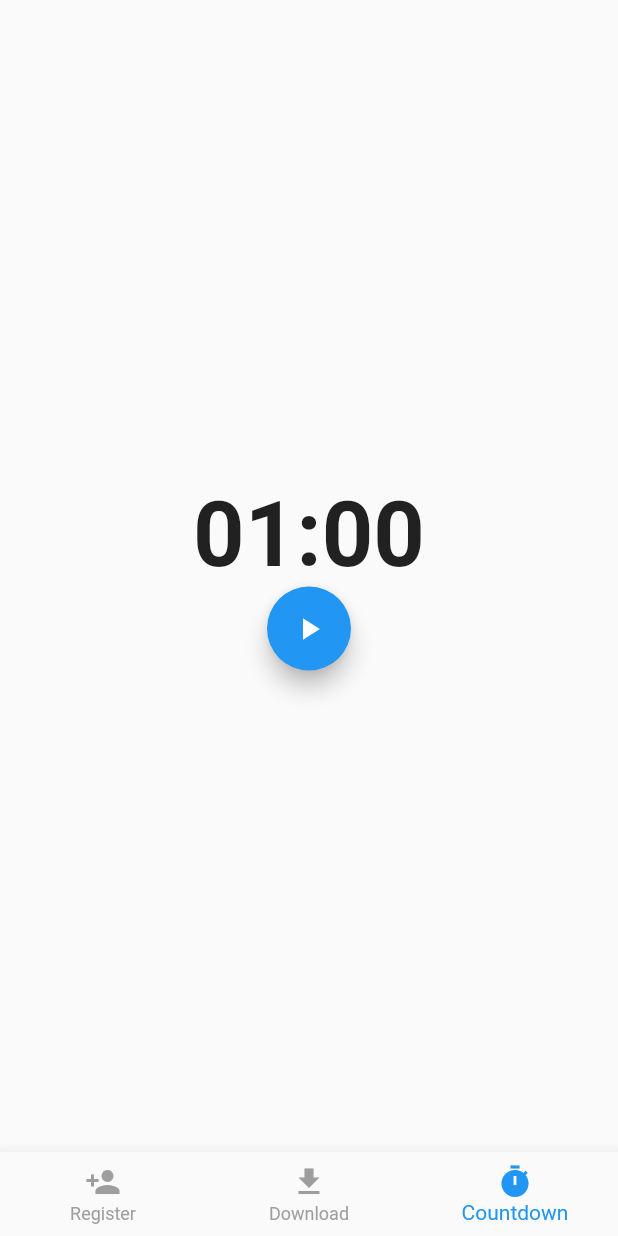
After one commit to CPMoviePHil/register_bloc, a Flutter app: the screen it shows after launch, item 3 of the bottom bar chosen, on a phone screen of 412 x 824 dp. The commit adds this screen. Run offline on Flutter 3.47's test engine with Material 2 defaults, Android fonts, the phone set to English and light mode, and no system bars; our stand-ins replace bloc, equatable, flutter_bloc.

Commit message:
timerbloc + countdown ui

```diff
--- a/lib/blocs/timer/timer_bloc.dart
+++ b/lib/blocs/timer/timer_bloc.dart
@@ -3,7 +3,7 @@ import 'dart:async';
 import 'package:bloc/bloc.dart';
 import 'package:equatable/equatable.dart';
 
-import 'file:///D:/Project/register/lib/utils/timer.dart';
+import 'package:register/utils/ticker.dart';
 
 part 'timer_event.dart';
 part 'timer_state.dart';
@@ -15,7 +15,13 @@ class TimerBloc extends Bloc<TimerEvent, TimerState> {
   TimerStream _ticker;
 
   TimerBloc({TimerStream ticker})
-      : assert(ticker != null), _ticker = ticker, super(TimerInitial(duration: _duration));
+      : assert(ticker != null),
+        _ticker = ticker,
+        super(
+        TimerInitial(
+          duration: _duration,
+        ),
+      );
 
   @override
   Stream<TimerState> mapEventToState(
@@ -44,7 +50,7 @@ class TimerBloc extends Bloc<TimerEvent, TimerState> {
     return super.close();
   }
 
-  Stream _mapEventToTimerInitial(TimerStarted event) async* {
+  Stream<TimerState> _mapEventToTimerInitial(TimerStarted event) async* {
     yield TimerRunInProgress(
       duration: event.duration,
     );
@@ -54,20 +60,24 @@ class TimerBloc extends Bloc<TimerEvent, TimerState> {
     });
   }
 
-  Stream _mapEventToTimerTicked(TimerTicked event) async* {
+  Stream<TimerState> _mapEventToTimerTicked(TimerTicked event) async* {
     yield event.duration == 0
         ? TimerRunCompleted()
         : TimerRunInProgress(duration: event.duration);
   }
 
-  Stream _mapEventToTimerPaused(TimerPaused event) async* {
-    _subscription?.cancel();
-    yield TimerRunPaused(duration: state.duration);
+  Stream<TimerState> _mapEventToTimerPaused(TimerPaused event) async* {
+    if (state is TimerRunInProgress) {
+      _subscription?.pause();
+      yield TimerRunPaused(duration: state.duration);
+    }
   }
 
   Stream<TimerState> _mapEventToTimerResumed(TimerResumed resume) async* {
-    _subscription?.resume();
-    yield TimerRunInProgress(duration: state.duration);
+    if (state is TimerRunPaused) {
+      _subscription?.resume();
+      yield TimerRunInProgress(duration: state.duration);
+    }
   }
 
   Stream<TimerState> _mapEventToTimerReset(TimerReset event) async* {
--- a/lib/screens/mainPage.dart
+++ b/lib/screens/mainPage.dart
@@ -1,4 +1,5 @@
 import 'package:flutter/material.dart';
+import 'package:register/screens/pages/Countdown.dart';
 import 'package:register/screens/pages/Pages.dart';
 import 'package:register/utils/screens/class/BarItem.dart';
 
@@ -17,6 +18,7 @@ class _NavigationState extends State<NavigationScreen>{
   final pageList = [
     Register(),
     Download(),
+    Countdown(),
   ];
 
   final List<BarItem> barItemList = [
@@ -27,6 +29,10 @@ class _NavigationState extends State<NavigationScreen>{
     BarItem(
       icon: Icons.file_download,
       itemText: "Download",
+    ),
+    BarItem(
+      icon: Icons.timer,
+      itemText: "Countdown",
     ),
   ];
 
--- /dev/null
+++ b/lib/screens/pages/Countdown.dart
@@ -0,0 +1,113 @@
+import 'package:flutter/cupertino.dart';
+import 'package:flutter/material.dart';
+import 'package:flutter_bloc/flutter_bloc.dart';
+import 'package:register/blocs/timer/timer_bloc.dart';
+import 'package:register/utils/ticker.dart';
+
+class Countdown extends StatelessWidget{
+  @override
+  Widget build(BuildContext context) {
+    return BlocProvider(
+      create: (context) => TimerBloc(ticker: TimerStream()),
+      child: CountdownPage(),
+    );
+  }
+}
+
+class CountdownPage extends StatelessWidget{
+  static const TextStyle countdownTextStyle = TextStyle(
+    fontSize: 60,
+    fontWeight: FontWeight.bold,
+  );
+
+  @override
+  Widget build(BuildContext context) {
+    return Column(
+      mainAxisAlignment: MainAxisAlignment.center,
+      crossAxisAlignment: CrossAxisAlignment.center,
+      children: [
+        Center(
+          child: BlocBuilder<TimerBloc, TimerState>(
+            builder: (context, state){
+              final String minutesStr = ((state.duration / 60) % 60)
+                  .floor()
+                  .toString()
+                  .padLeft(2, '0');
+              final String secondsStr =
+              (state.duration % 60).floor().toString().padLeft(2, '0');
+              return Text(
+                '$minutesStr:$secondsStr',
+                style: CountdownPage.countdownTextStyle,
+              );
+            },
+          ),
+        ),
+        BlocBuilder<TimerBloc, TimerState>(
+          buildWhen: (previousState, state) =>
+          state.runtimeType != previousState.runtimeType,
+          builder: (context, state) => Actions(),
+        ),
+      ],
+    );
+  }
+}
+
+class Actions extends StatelessWidget {
+  @override
+  Widget build(BuildContext context) {
+    return Row(
+      mainAxisAlignment: MainAxisAlignment.spaceEvenly,
+      children: _mapStateToActionButtons(
+        timerBloc: BlocProvider.of<TimerBloc>(context),
+      ),
+    );
+  }
+
+  List<Widget> _mapStateToActionButtons({
+    TimerBloc timerBloc,
+  }) {
+    final TimerState currentState = timerBloc.state;
+    if (currentState is TimerInitial) {
+      return [
+        FloatingActionButton(
+          child: Icon(Icons.play_arrow),
+          onPressed: () =>
+              timerBloc.add(TimerStarted(duration: currentState.duration)),
+        ),
+      ];
+    }
+    if (currentState is TimerRunInProgress) {
+      return [
+        FloatingActionButton(
+          child: Icon(Icons.pause),
+          onPressed: () => timerBloc.add(TimerPaused()),
+        ),
+        FloatingActionButton(
+          child: Icon(Icons.replay),
+          onPressed: () => timerBloc.add(TimerReset()),
+        ),
+      ];
+    }
+    if (currentState is TimerRunPaused) {
+      return [
+        FloatingActionButton(
+          child: Icon(Icons.play_arrow),
+          onPressed: () => timerBloc.add(TimerResumed()),
+        ),
+        FloatingActionButton(
+          child: Icon(Icons.replay),
+          onPressed: () => timerBloc.add(TimerReset()),
+        ),
+      ];
+    }
+    if (currentState is TimerRunCompleted) {
+      return [
+        FloatingActionButton(
+          child: Icon(Icons.replay),
+          onPressed: () => timerBloc.add(TimerReset()),
+        ),
+      ];
+    }
+    return [];
+  }
+}
```
Also changed, not shown: lib/utils/ticker.dart (renamed from lib/utils/timer.dart).
